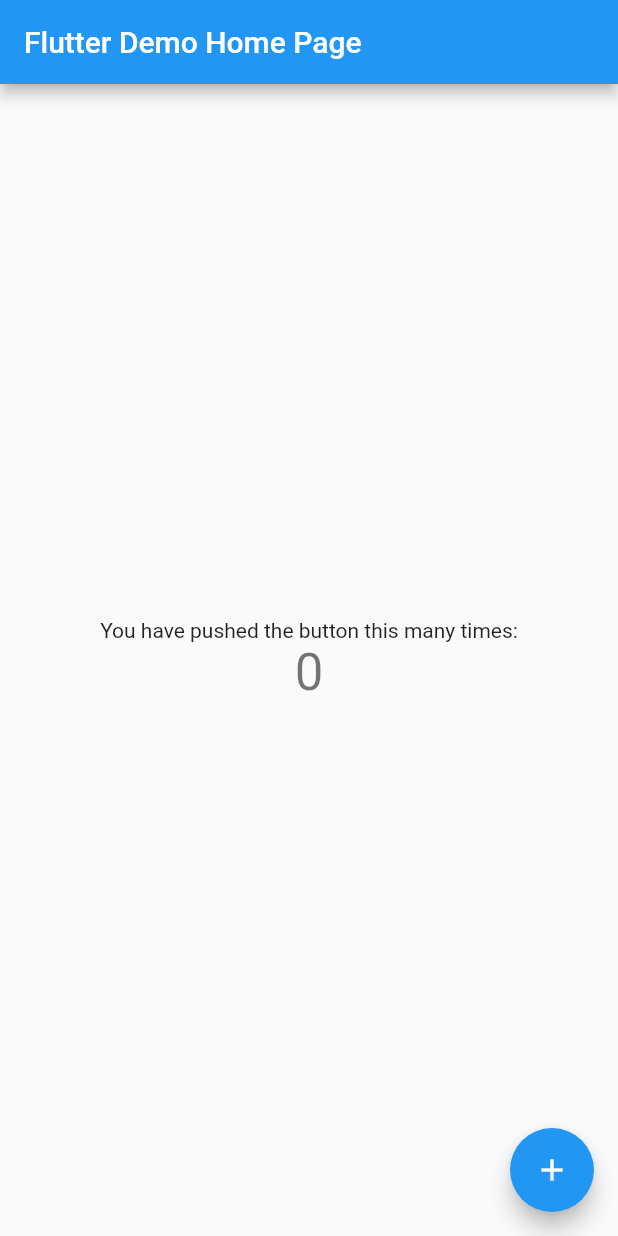
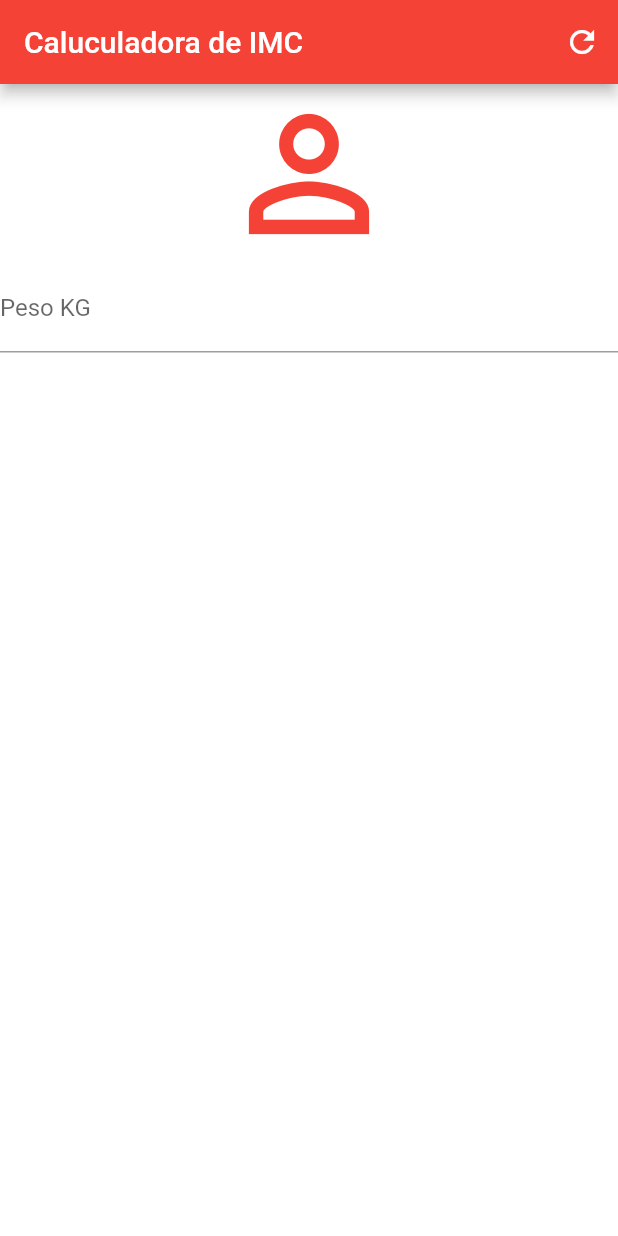
Before and after one commit to wsy152/imc, a Flutter app: the screen it shows after launch, on a phone screen of 412 x 824 dp. Run offline on Flutter 3.47's test engine with Material 2 defaults, Android fonts, the phone set to English and light mode, and no system bars.

Commit message:
Primeiras alteraçeõs

```diff
--- a/lib/main.dart
+++ b/lib/main.dart
@@ -1,113 +1,48 @@
 import 'package:flutter/material.dart';
 
 void main() {
-  runApp(MyApp());
+  runApp(MaterialApp(
+    debugShowCheckedModeBanner: false,
+    home: Home(),
+  ));
 }
 
-class MyApp extends StatelessWidget {
-  // This widget is the root of your application.
+class Home extends StatefulWidget {
+  @override
+  _HomeState createState() => _HomeState();
+}
+
+class _HomeState extends State<Home> {
   @override
   Widget build(BuildContext context) {
-    return MaterialApp(
-      title: 'Flutter Demo',
-      theme: ThemeData(
-        // This is the theme of your application.
-        //
-        // Try running your application with "flutter run". You'll see the
-        // application has a blue toolbar. Then, without quitting the app, try
-        // changing the primarySwatch below to Colors.green and then invoke
-        // "hot reload" (press "r" in the console where you ran "flutter run",
-        // or simply save your changes to "hot reload" in a Flutter IDE).
-        // Notice that the counter didn't reset back to zero; the application
-        // is not restarted.
-        primarySwatch: Colors.blue,
-      ),
-      home: MyHomePage(title: 'Flutter Demo Home Page'),
-    );
-  }
-}
-
-class MyHomePage extends StatefulWidget {
-  MyHomePage({Key key, this.title}) : super(key: key);
-
-  // This widget is the home page of your application. It is stateful, meaning
-  // that it has a State object (defined below) that contains fields that affect
-  // how it looks.
-
-  // This class is the configuration for the state. It holds the values (in this
-  // case the title) provided by the parent (in this case the App widget) and
-  // used by the build method of the State. Fields in a Widget subclass are
-  // always marked "final".
-
-  final String title;
-
-  @override
-  _MyHomePageState createState() => _MyHomePageState();
-}
-
-class _MyHomePageState extends State<MyHomePage> {
-  int _counter = 0;
-
-  void _incrementCounter() {
-    setState(() {
-      // This call to setState tells the Flutter framework that something has
-      // changed in this State, which causes it to rerun the build method below
-      // so that the display can reflect the updated values. If we changed
-      // _counter without calling setState(), then the build method would not be
-      // called again, and so nothing would appear to happen.
-      _counter++;
-    });
-  }
-
-  @override
-  Widget build(BuildContext context) {
-    // This method is rerun every time setState is called, for instance as done
-    // by the _incrementCounter method above.
-    //
-    // The Flutter framework has been optimized to make rerunning build methods
-    // fast, so that you can just rebuild anything that needs updating rather
-    // than having to individually change instances of widgets.
     return Scaffold(
       appBar: AppBar(
-        // Here we take the value from the MyHomePage object that was created by
-        // the App.build method, and use it to set our appbar title.
-        title: Text(widget.title),
+        title: Text('Caluculadora de IMC'),
+        backgroundColor: Colors.red,
+        actions: [
+          IconButton(
+            icon: Icon(Icons.refresh, color: Colors.white),
+            onPressed: () {},
+          )
+        ],
       ),
-      body: Center(
-        // Center is a layout widget. It takes a single child and positions it
-        // in the middle of the parent.
+      backgroundColor: Colors.white,
+      body: Container(
         child: Column(
-          // Column is also a layout widget. It takes a list of children and
-          // arranges them vertically. By default, it sizes itself to fit its
-          // children horizontally, and tries to be as tall as its parent.
-          //
-          // Invoke "debug painting" (press "p" in the console, choose the
-          // "Toggle Debug Paint" action from the Flutter Inspector in Android
-          // Studio, or the "Toggle Debug Paint" command in Visual Studio Code)
-          // to see the wireframe for each widget.
-          //
-          // Column has various properties to control how it sizes itself and
-          // how it positions its children. Here we use mainAxisAlignment to
-          // center the children vertically; the main axis here is the vertical
-          // axis because Columns are vertical (the cross axis would be
-          // horizontal).
-          mainAxisAlignment: MainAxisAlignment.center,
-          children: <Widget>[
-            Text(
-              'You have pushed the button this many times:',
+          crossAxisAlignment: CrossAxisAlignment.stretch,
+          children: [
+            Icon(
+              Icons.person_outline,
+              size: 120,
+              color: Colors.red,
             ),
-            Text(
-              '$_counter',
-              style: Theme.of(context).textTheme.headline4,
+            TextField(
+              keyboardType: TextInputType.number,
+              decoration: InputDecoration(labelText: 'Peso KG'),
             ),
           ],
         ),
       ),
-      floatingActionButton: FloatingActionButton(
-        onPressed: _incrementCounter,
-        tooltip: 'Increment',
-        child: Icon(Icons.add),
-      ), // This trailing comma makes auto-formatting nicer for build methods.
     );
   }
 }
```
Also changed, not shown: 1 other file.
